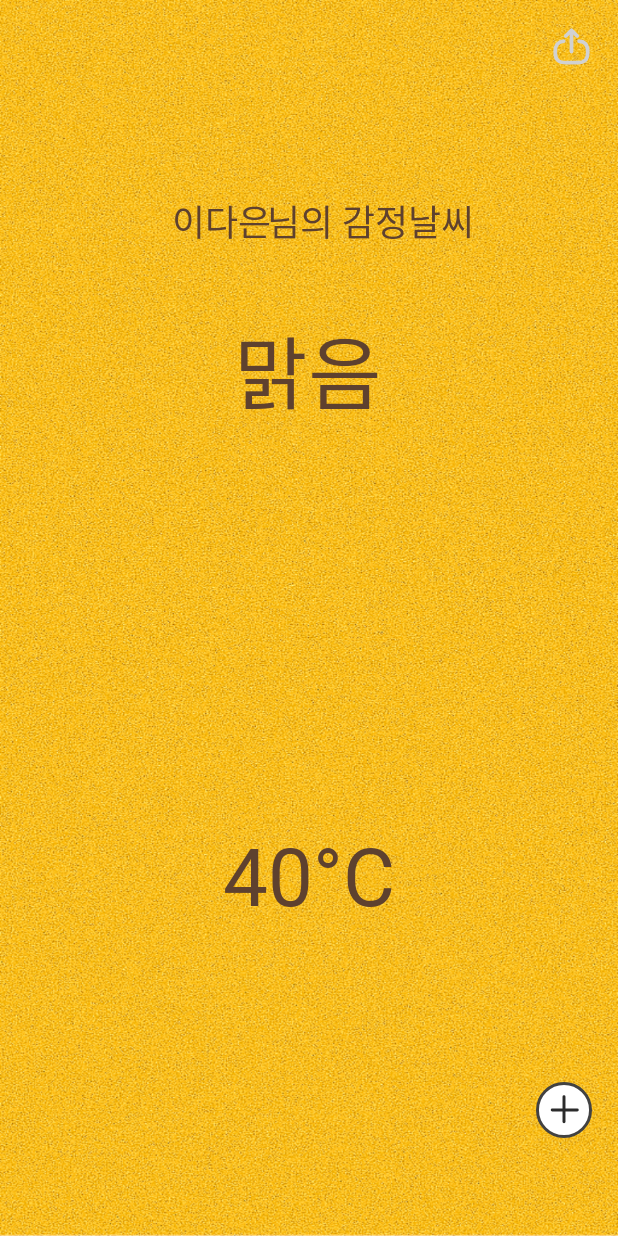
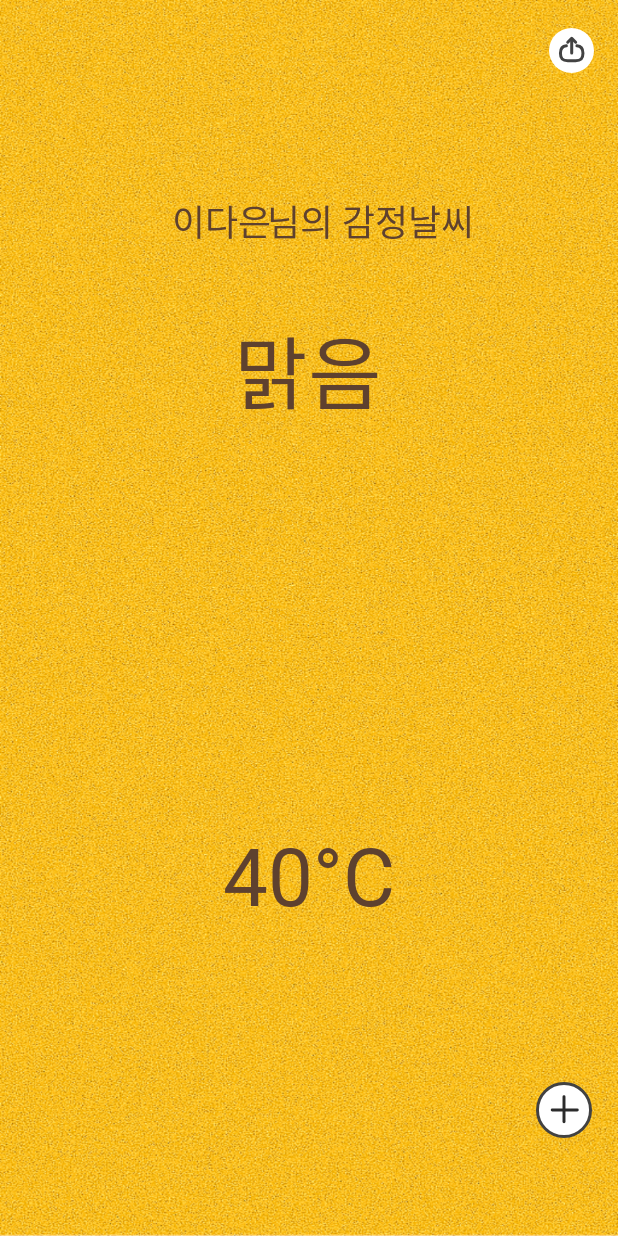
Before and after one commit to yourweather/yourweather-android, an Android app: the layout activity_home.xml on its own in the app's theme, with its tools: preview values and no code run, on a phone screen of 412 x 824 dp. Run offline under Robolectric (Android 15) with nearby library versions, the phone set to English and light mode, and no system bars; Roboto replaces fonts that are not available here.

Commit message:
[refactor] : 공유버튼 교체 및 위치조정

```diff
--- a/app/src/main/res/drawable/ic_home_share.xml
+++ b/app/src/main/res/drawable/ic_home_share.xml
@@ -1,27 +1,30 @@
 <vector xmlns:android="http://schemas.android.com/apk/res/android"
-    android:width="27dp"
-    android:height="28dp"
-    android:viewportWidth="27"
-    android:viewportHeight="28">
+    android:width="30dp"
+    android:height="30dp"
+    android:viewportWidth="30"
+    android:viewportHeight="30">
   <path
-      android:pathData="M18.495,10.124C22.545,10.476 24.199,12.581 24.199,17.188V17.336C24.199,22.42 22.185,24.456 17.156,24.456H9.833C4.804,24.456 2.79,22.42 2.79,17.336V17.188C2.79,12.615 4.421,10.51 8.404,10.135"
+      android:pathData="M15,15m-15,0a15,15 0,1 1,30 0a15,15 0,1 1,-30 0"
+      android:fillColor="#ffffff"/>
+  <path
+      android:pathData="M18.639,11.883C21.477,12.127 22.637,13.586 22.637,16.78V16.882C22.637,20.407 21.225,21.819 17.7,21.819H12.567C9.042,21.819 7.631,20.407 7.631,16.882V16.78C7.631,13.61 8.774,12.151 11.565,11.891"
       android:strokeLineJoin="round"
-      android:strokeWidth="2.5"
+      android:strokeWidth="2"
       android:fillColor="#00000000"
-      android:strokeColor="#D1D1D1"
+      android:strokeColor="#424242"
       android:strokeLineCap="round"/>
   <path
-      android:pathData="M13.5,17.063V4.118"
+      android:pathData="M15.138,16.693V7.72"
       android:strokeLineJoin="round"
-      android:strokeWidth="2.5"
+      android:strokeWidth="2"
       android:fillColor="#00000000"
-      android:strokeColor="#D1D1D1"
+      android:strokeColor="#424242"
       android:strokeLineCap="round"/>
   <path
-      android:pathData="M17.269,6.654L13.5,2.844L9.731,6.654"
+      android:pathData="M17.78,9.478L15.138,6.836L12.496,9.478"
       android:strokeLineJoin="round"
-      android:strokeWidth="2.5"
+      android:strokeWidth="2"
       android:fillColor="#00000000"
-      android:strokeColor="#D1D1D1"
+      android:strokeColor="#424242"
       android:strokeLineCap="round"/>
 </vector>
--- a/app/src/main/res/layout/activity_home.xml
+++ b/app/src/main/res/layout/activity_home.xml
@@ -30,7 +30,7 @@
                 android:layout_width="35dp"
                 android:layout_height="35dp"
                 android:layout_marginStart="317dp"
-                android:layout_marginTop="13dp"
+                android:layout_marginTop="16dp"
                 android:layout_marginEnd="13dp"
                 android:layout_marginBottom="684dp"
                 android:background="@android:color/transparent"
```
